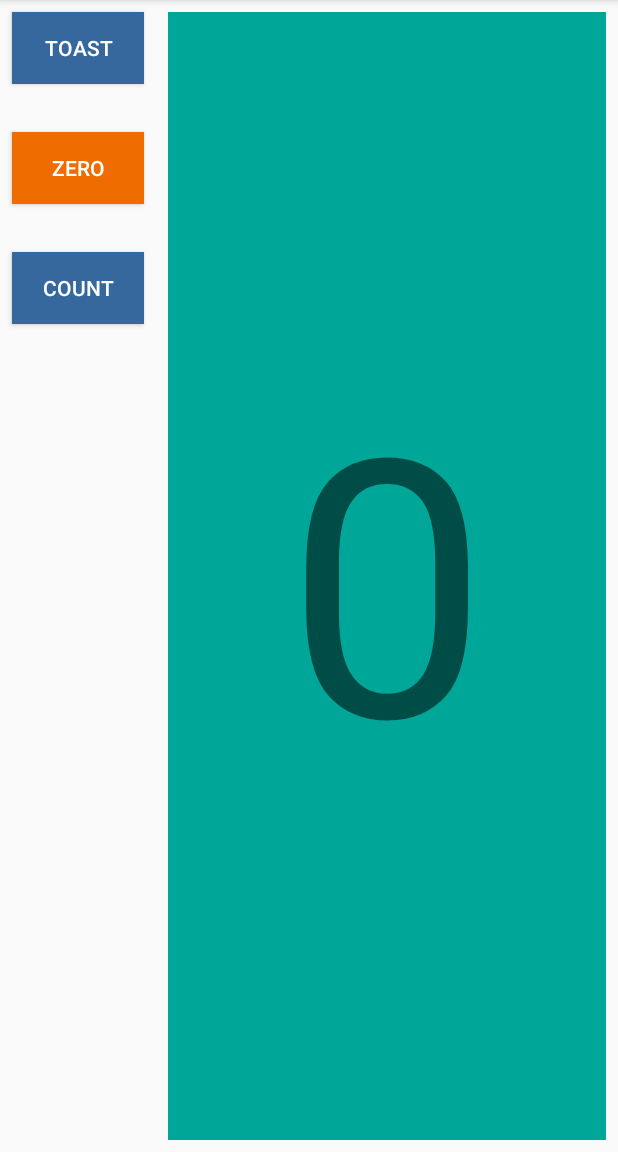
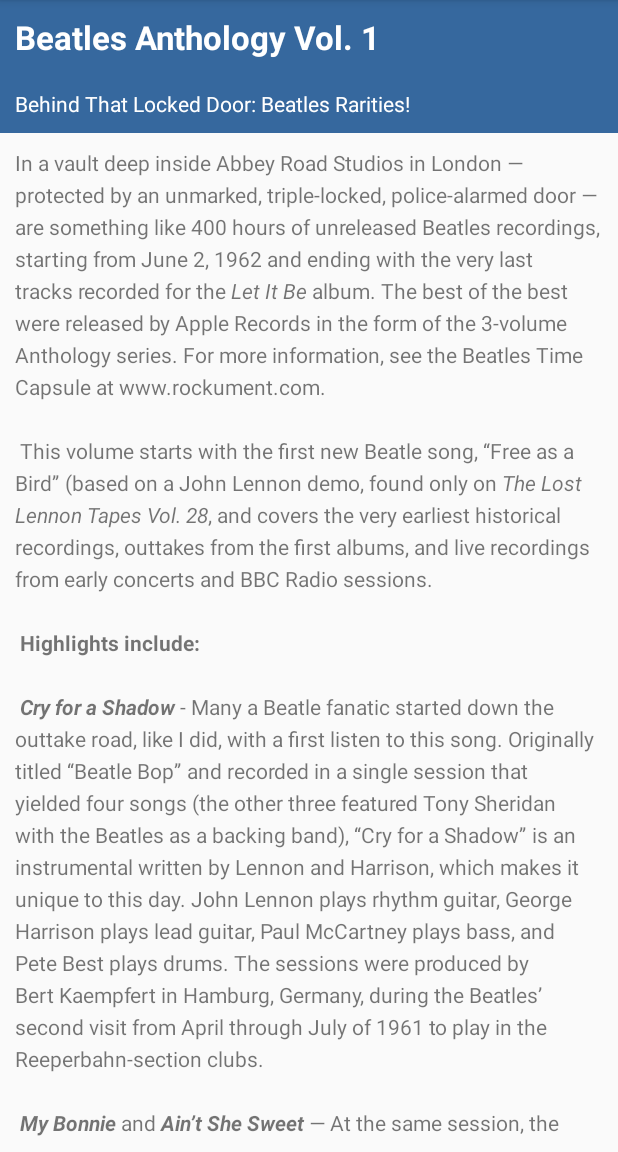
Before and after one commit to cpanou/mobile, an Android app: the screen it shows after launch (MainActivity before the commit, ArticleActivity after it), on a phone screen of 412 x 824 dp, the part 84-1236 px from its top. Run offline under Robolectric (Android 15) with nearby library versions, the phone set to English and light mode, and no system bars.

Commit message:
Article Activity

```diff
--- a/HelloWorld/app/src/main/AndroidManifest.xml
+++ b/HelloWorld/app/src/main/AndroidManifest.xml
@@ -9,13 +9,16 @@
         android:roundIcon="@mipmap/ic_launcher_round"
         android:supportsRtl="true"
         android:theme="@style/AppTheme">
-        <activity android:name=".MainActivity">
+        <activity android:name=".ArticleActivity">
             <intent-filter>
                 <action android:name="android.intent.action.MAIN" />
+
                 <category android:name="android.intent.category.LAUNCHER" />
             </intent-filter>
         </activity>
+        <activity android:name=".MainActivity">
 
+        </activity>
     </application>
 
 </manifest>
--- /dev/null
+++ b/HelloWorld/app/src/main/java/com/example/helloworld/ArticleActivity.java
@@ -0,0 +1,14 @@
+package com.example.helloworld;
+
+import androidx.appcompat.app.AppCompatActivity;
+
+import android.os.Bundle;
+
+public class ArticleActivity extends AppCompatActivity {
+
+    @Override
+    protected void onCreate(Bundle savedInstanceState) {
+        super.onCreate(savedInstanceState);
+        setContentView(R.layout.activity_article);
+    }
+}
--- a/HelloWorld/app/src/main/java/com/example/helloworld/counter/Counter.java
+++ b/HelloWorld/app/src/main/java/com/example/helloworld/counter/Counter.java
@@ -22,7 +22,7 @@ public class Counter {
     private TextView counterText;
 
     private Consumer<Integer> updateCounterText = (count) -> {
-        Log.d(LOG_TAG,"Counter Updated %s" + count);
+        Log.d(LOG_TAG,"Counter Updated " + count);
         counterText.setText(String.valueOf(count));
     };
 
--- /dev/null
+++ b/HelloWorld/app/src/main/res/layout/activity_article.xml
@@ -0,0 +1,40 @@
+<?xml version="1.0" encoding="utf-8"?>
+<RelativeLayout xmlns:android="http://schemas.android.com/apk/res/android"
+    xmlns:tools="http://schemas.android.com/tools"
+    android:layout_width="match_parent"
+    android:layout_height="match_parent"
+    tools:context=".ArticleActivity">
+
+    <TextView
+        android:id="@+id/article_heading"
+        android:layout_width="match_parent"
+        android:layout_height="wrap_content"
+        android:layout_alignParentStart="true"
+        android:layout_alignParentTop="true"
+        android:background="@color/colorPrimary"
+        android:padding="@dimen/padding_regular"
+        android:text="@string/article_title"
+        android:textAppearance="@android:style/TextAppearance.DeviceDefault.Large"
+        android:textColor="@android:color/white"
+        android:textStyle="bold" />
+
+    <TextView
+        android:id="@+id/article_subheading"
+        android:layout_width="match_parent"
+        android:layout_height="wrap_content"
+        android:layout_below="@id/article_heading"
+        android:background="@color/colorPrimary"
+        android:padding="@dimen/padding_regular"
+        android:text="@string/article_subtitle"
+        android:textAppearance="@android:style/TextAppearance.DeviceDefault"
+        android:textColor="@android:color/white" />
+
+    <TextView
+        android:id="@+id/article"
+        android:layout_width="match_parent"
+        android:layout_height="wrap_content"
+        android:layout_below="@id/article_subheading"
+        android:lineSpacingExtra="@dimen/lie_spacing"
+        android:padding="@dimen/padding_regular"
+        android:text="@string/article_text" />
+</RelativeLayout>
--- a/HelloWorld/app/src/main/res/values/dimens.xml
+++ b/HelloWorld/app/src/main/res/values/dimens.xml
@@ -4,4 +4,6 @@
     <dimen name="show_count_text_size_land">160sp</dimen>
     <dimen name="button_text_size_tablet">60sp</dimen>
     <dimen name="show_count_text_size_tablet">240sp</dimen>
+    <dimen name="padding_regular">10dp</dimen>
+    <dimen name="lie_spacing">5sp</dimen>
 </resources>
--- a/HelloWorld/app/src/main/res/values/strings.xml
+++ b/HelloWorld/app/src/main/res/values/strings.xml
@@ -5,4 +5,28 @@
     <string name="count_default">0</string>
     <string name="toast_message">This is a Toast!</string>
     <string name="zero_button_label">ZERO</string>
+
+    <string name="article_title">Beatles Anthology Vol. 1</string>
+    <string name="article_subtitle">Behind That Locked Door: Beatles Rarities!</string>
+    <string name="article_text">In a vault deep inside Abbey Road Studios in London — protected by an unmarked, triple-locked, police-alarmed door — are something like 400 hours of unreleased Beatles recordings, starting from June 2, 1962 and ending with the very last tracks recorded for the <i>Let It Be</i> album. The best of the best were released by Apple Records in the form of the 3-volume Anthology series.
+        For more information, see the Beatles Time Capsule at www.rockument.com.
+\n\n
+This volume starts with the first new Beatle song, “Free as a Bird” (based on a John Lennon demo, found only on <i>The Lost Lennon Tapes Vol. 28</i>, and covers the very earliest historical recordings, outtakes from the first albums, and live recordings from early concerts and BBC Radio sessions.
+\n\n
+<b>Highlights include:</b>
+\n\n
+<b><i>Cry for a Shadow</i></b> - Many a Beatle fanatic started down the outtake road, like I did, with a first listen to this song. Originally titled “Beatle Bop” and recorded in a single session that yielded four songs (the other three featured Tony Sheridan with the Beatles as a backing band), “Cry for a Shadow” is an instrumental written by Lennon and Harrison, which makes it unique to this day. John Lennon plays rhythm guitar, George Harrison plays lead guitar, Paul McCartney plays bass, and Pete Best plays drums. The sessions were produced by Bert Kaempfert in Hamburg, Germany, during the Beatles’ second visit from April through July of 1961 to play in the Reeperbahn-section clubs.
+\n\n
+<b><i>My Bonnie</i></b> and <b><i>Ain’t She Sweet</i></b> — At the same session, the Beatles played on “My Bonnie” (the first-ever single with Beatles playing), as the backing band for English singer Tony Sheridan, originally a member of the Jets. The popularity of this single in Liverpool brought the Beatles to the attention of Brian Epstein, who worked in the NEMS record store and tried to meet demand for the disc. John Lennon then sings a fine “Ain’t She Sweet” (his first-ever released vocal).
+\n\n
+<b><i>Searchin</i></b> — A Jerry Leiber - Mike Stoller comedy song that was a hit for the Coasters in 1957, and a popular live favorite of the Beatles. The Coasters also had a hit with “Besame Mucho” and the Beatles covered that song as well. Ringo Starr had by now replaced Pete Best on drums. The high falsetto is George, who also plays a hesitant lead guitar. This is from their first audition for Decca Records in London on Jan 1., 1962, live in the studio. The Grateful Dead would later cover “Searchin” with a similar arrangement, Pigpen doing the Paul vocals. A live version is available on outtake records featuring the Dead joined by the Beach Boys!
+\n\n
+<b><i>Love Me Do</i></b> — An early version of the song, played a bit slower and with more of a blues feeling, and a cool bossa-nova beat in middle. Paul had to sing while John played harmonica — a first for the group. Pete Best played drums on this version.
+\n\n
+<b><i>She Loves You – Till There Was You – Twist and Shout</i></b> — Live at the Princess Wales Theatre by Leicester Square in London, attended by the Queen. “Till There Was You” (by Meredith Wilson) is from the musical The Music Man and a hit for Peggy Lee in 1961. Before playing it, Paul said it was recorded by his favorite American group, “Sophie Tucker” (which got some laughs). At the end, John tells the people in the cheaper seats to clap their hands, and the rest to “rattle your jewelry” and then announces “Twist and Shout” (a song by Bert Russell and Phil Medley that was first recorded in 1962 by the Isley Brothers). A film of the performance shows the Queen smiling at John’s remark.
+\n\n
+<b><i>Leave My Kitten Alone</i></b> — One of the lost Beatle songs recorded during the “Beatles For Sale” sessions but never released. This song, written by Little Willie John, Titus Turner, and James McDougal, was a 1959 R&amp;B hit for Little Willie John and covered by Johnny Preston before the Beatles tried it and shelved it. A reference to a “big fat bulldog” may have influenced John’s “Hey Bulldog” (Yellow Submarine album), which is a similar rocker.
+\n\n
+<b><i>One After 909</i></b> — A song recorded for the <i>Let It Be</i> album was actually worked on way back in the beginning, six years earlier. This take shows how they did it much more slowly, with an R&amp;B feel to it.
+</string>
 </resources>
```
